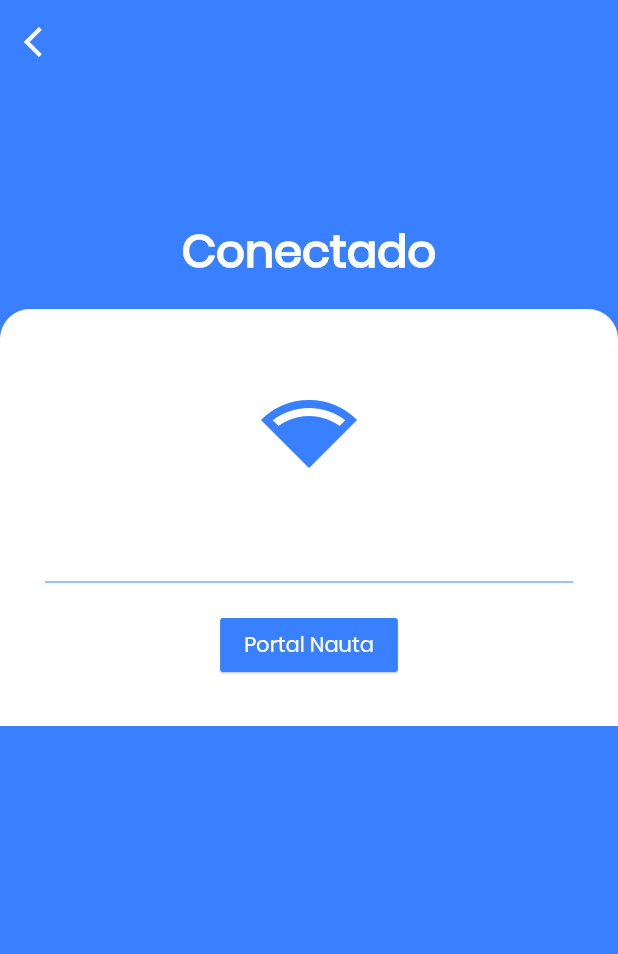
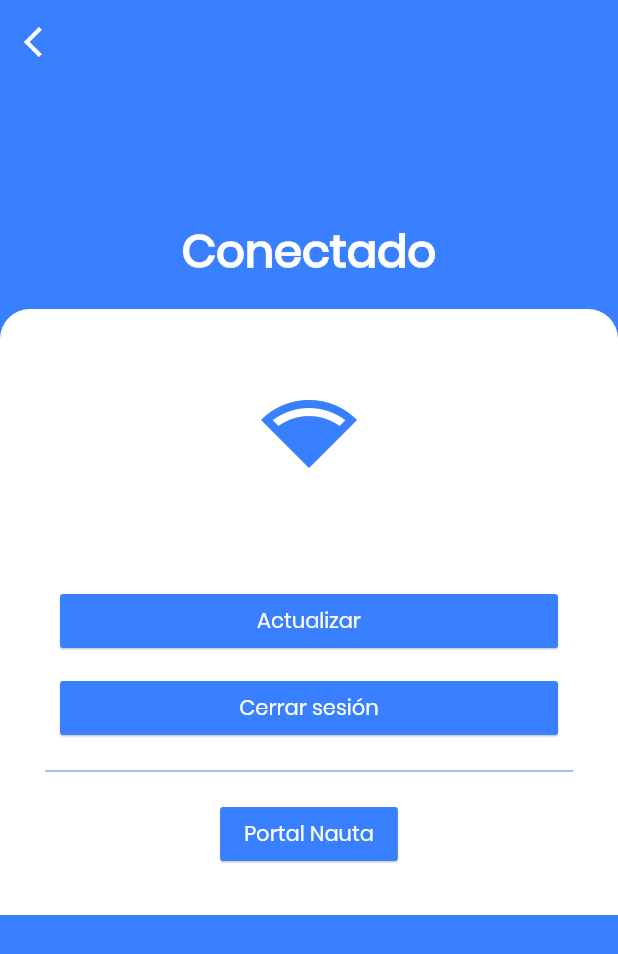
Before and after one commit to todo-devs/todo_v1, a Flutter app: the ConnectedPage screen opened directly, on a phone screen of 412 x 824 dp. Shown: the top 954 px of the screen. Run offline on Flutter 3.47's test engine with Material 2 defaults, Android fonts, the light colour scheme and no system bars; our stand-ins replace connectivity, font_awesome_flutter, getflutter, permission_handler, progress_dialog, shared_preferences and 2 more; missing offline and left inert: beautifulsoup, get_ip, intent, quick_actions, requests; accounts and stored records are empty; network calls fail.

Commit message:
adjust wifi module

```diff
--- a/lib/components/connected_form.dart
+++ b/lib/components/connected_form.dart
@@ -165,7 +165,6 @@
   }
 
   Widget exitButton() {
-    if (widget.username != null)
     return Padding(
       padding: EdgeInsets.all(10.0),
       child: MaterialButton(
@@ -216,12 +215,9 @@
         },
       ),
     );
-
-    return SizedBox.shrink();
   }
 
   Widget refreshButton() {
-    if (widget.username != null) {
     return Padding(
       padding: EdgeInsets.only(
         left: 10.0,
@@ -253,8 +249,6 @@
           }),
     );
   }
-    return SizedBox.shrink();
-  }
 
   Widget portalButton() {
     return Padding(
--- a/lib/components/settings.dart
+++ b/lib/components/settings.dart
@@ -111,14 +111,12 @@
                       ),
                       Container(
                         margin: EdgeInsets.symmetric(horizontal: 15),
-                        child: Icon(
-                          Icons.file_download,
+                        child: Icon(Icons.file_download,
                             color: Theme.of(context).scaffoldBackgroundColor ==
                                     Theme.of(context).focusColor
                                 ? Colors.white
                                 : Theme.of(context).focusColor,
-                              semanticLabel: "Actualizar códigos USSD"
-                        ),
+                            semanticLabel: "Actualizar códigos USSD"),
                       ),
                     ],
                   ),
--- a/lib/pages/login_page.dart
+++ b/lib/pages/login_page.dart
@@ -264,10 +264,10 @@
     String username = prefs.getString('nauta_username');
 
     try {
-      if (await NautaProtocol.isConnected()) {
+      if (await NautaProtocol.isConnected() && username != null) {
         var connectivityResult = await (new Connectivity().checkConnectivity());
         var title = 'Conectado';
-        if (connectivityResult == ConnectivityResult.mobile){
+        if (connectivityResult == ConnectivityResult.mobile) {
           title = 'Conectado vía datos móviles';
         }
         pr.style(message: 'Reconectando');
--- a/nauta_api/lib/src/nauta_api.dart
+++ b/nauta_api/lib/src/nauta_api.dart
@@ -63,7 +63,7 @@
 }
 
 class NautaProtocol {
-  static const CHECK_PAGE = "http://cubasi.cu";
+  static const CHECK_PAGE = "http://www.cubadebate.cu/rss";
 
   static SessionObject session;
 
```
Lines whose indentation alone changed are shown as unchanged.
